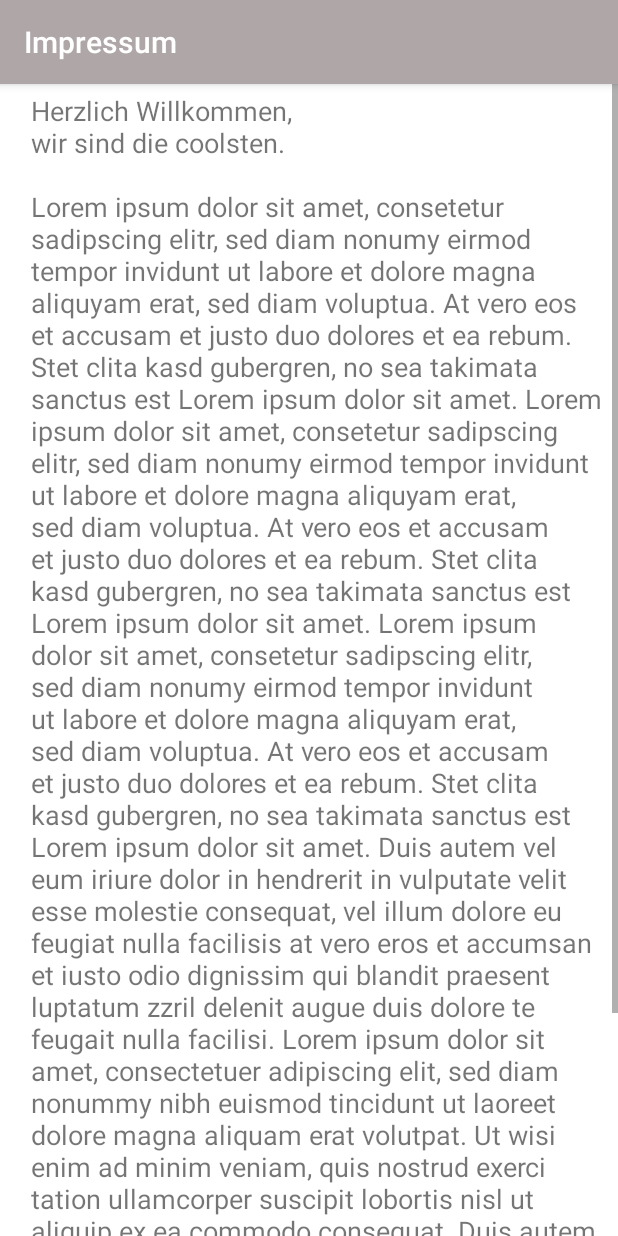
After one commit to dGgaX/gremoteControl, an Android app: the LegalNoticeActivity screen opened directly, with no data from a screen before it, on a phone screen of 412 x 824 dp. The commit adds this screen. Run offline under Robolectric (Android 15) with nearby library versions, the phone set to English and light mode, and no system bars.

Commit message:
Einmal mit Impressum

```diff
--- /dev/null
+++ b/app/src/main/java/de/abring/remotecontrol/LegalNoticeActivity.java
@@ -0,0 +1,16 @@
+package de.abring.remotecontrol;
+
+import androidx.appcompat.app.AppCompatActivity;
+import androidx.appcompat.widget.Toolbar;
+
+import android.os.Bundle;
+
+public class LegalNoticeActivity extends AppCompatActivity {
+
+    @Override
+    protected void onCreate(Bundle savedInstanceState) {
+        super.onCreate(savedInstanceState);
+        setContentView(R.layout.activity_legal_notice);
+        setTitle(R.string.legal_notice_activity_title);
+    }
+}
--- /dev/null
+++ b/app/src/main/res/layout/activity_legal_notice.xml
@@ -0,0 +1,31 @@
+<?xml version="1.0" encoding="utf-8"?>
+<androidx.constraintlayout.widget.ConstraintLayout xmlns:android="http://schemas.android.com/apk/res/android"
+    xmlns:tools="http://schemas.android.com/tools"
+    android:layout_width="match_parent"
+    android:layout_height="match_parent"
+    android:background="@android:color/white"
+    tools:context=".LegalNoticeActivity">
+
+    <ScrollView
+        android:layout_width="match_parent"
+        android:layout_height="match_parent">
+
+        <LinearLayout
+            android:layout_width="match_parent"
+            android:layout_height="wrap_content"
+            android:layout_marginStart="15sp"
+            android:orientation="vertical">
+
+            <TextView
+                android:id="@+id/textViewLegalNotice"
+                android:layout_width="match_parent"
+                android:layout_height="wrap_content"
+                android:layout_margin="5sp"
+                android:text="@string/legal_notice_activity_message"
+                android:textSize="18sp" />
+
+        </LinearLayout>
+
+    </ScrollView>
+
+</androidx.constraintlayout.widget.ConstraintLayout>
--- a/app/src/main/res/values/strings.xml
+++ b/app/src/main/res/values/strings.xml
@@ -61,14 +61,12 @@
     <string name="remote_configuration_failure" translatable="false">Speichern fehlgeschlagen.</string>
     <string name="remote_configuration_add_key_remotekey" translatable="false">Fernbedienungstaste</string>
     <string name="remote_configuration_add_key_remote" translatable="false">Fernbedienung</string>
+    <string name="legal_notice_activity_title">Impressum</string>
+    <string name="legal_notice_activity_message" translatable="false">Herzlich Willkommen,\nwir sind die coolsten.\n\nLorem ipsum dolor sit amet, consetetur sadipscing elitr, sed diam nonumy eirmod tempor invidunt ut labore et dolore magna aliquyam erat, sed diam voluptua. At vero eos et accusam et justo duo dolores et ea rebum. Stet clita kasd gubergren, no sea takimata sanctus est Lorem ipsum dolor sit amet. Lorem ipsum dolor sit amet, consetetur sadipscing elitr, sed diam nonumy eirmod tempor invidunt ut labore et dolore magna aliquyam erat, sed diam voluptua. At vero eos et accusam et justo duo dolores et ea rebum. Stet clita kasd gubergren, no sea takimata sanctus est Lorem ipsum dolor sit amet. Lorem ipsum dolor sit amet, consetetur sadipscing elitr, sed diam nonumy eirmod tempor invidunt ut labore et dolore magna aliquyam erat, sed diam voluptua. At vero eos et accusam et justo duo dolores et ea rebum. Stet clita kasd gubergren, no sea takimata sanctus est Lorem ipsum dolor sit amet.
+Duis autem vel eum iriure dolor in hendrerit in vulputate velit esse molestie consequat, vel illum dolore eu feugiat nulla facilisis at vero eros et accumsan et iusto odio dignissim qui blandit praesent luptatum zzril delenit augue duis dolore te feugait nulla facilisi. Lorem ipsum dolor sit amet, consectetuer adipiscing elit, sed diam nonummy nibh euismod tincidunt ut laoreet dolore magna aliquam erat volutpat.
+Ut wisi enim ad minim veniam, quis nostrud exerci tation ullamcorper suscipit lobortis nisl ut aliquip ex ea commodo consequat. Duis autem vel eum iriure dolor in hendrerit in vulputate velit esse molestie consequat, vel illum dolore eu feugiat nulla facilisis at vero eros et accumsan et iusto odio dignissim qui blandit praesent luptatum zzril delenit augue duis dolore te feugait nulla facilisi.
+Nam liber tempor cum soluta nobis eleifend option congue nihil imperdiet doming id quod mazim placerat facer</string>
 
-    <!--
-    "Power","Source",
-    "Taste 1","Taste 2","Taste 3","Taste 4","Taste 5","Taste 6","Taste 7","Taste 8","Taste 9","Taste 0",
-    "TXT","Volume +","Volume -","Program +","Program -","Mute","CH List","Menue","Smart","Guide",
-    "Tools","Info","Hoch","Runter","Links","Rechts","OK","Return","Exit",
-    "Rot","Grün","Gelb","Blau"
-    -->
     <string-array name="remote_configuration_keys">
         <item>Power</item>
         <item>Programm hoch</item>
--- /dev/null
+++ b/app/src/main/res/xml/backup_descriptor.xml
@@ -0,0 +1,4 @@
+<?xml version="1.0" encoding="utf-8"?>
+<full-backup-content>
+    <!-- Exclude specific shared preferences that contain GCM registration Id -->
+</full-backup-content>
```
Also changed, not shown: app/src/main/AndroidManifest.xml (+8 -8 lines), app/src/main/java/de/abring/remotecontrol/MainActivity.java (+70 -11 lines), app/src/main/java/de/abring/remotecontrol/wifi/WifiConnector.java (+24 -14 lines), app/src/main/res/menu/menu_main.xml (added, +12 -0 lines), 1 other file.
